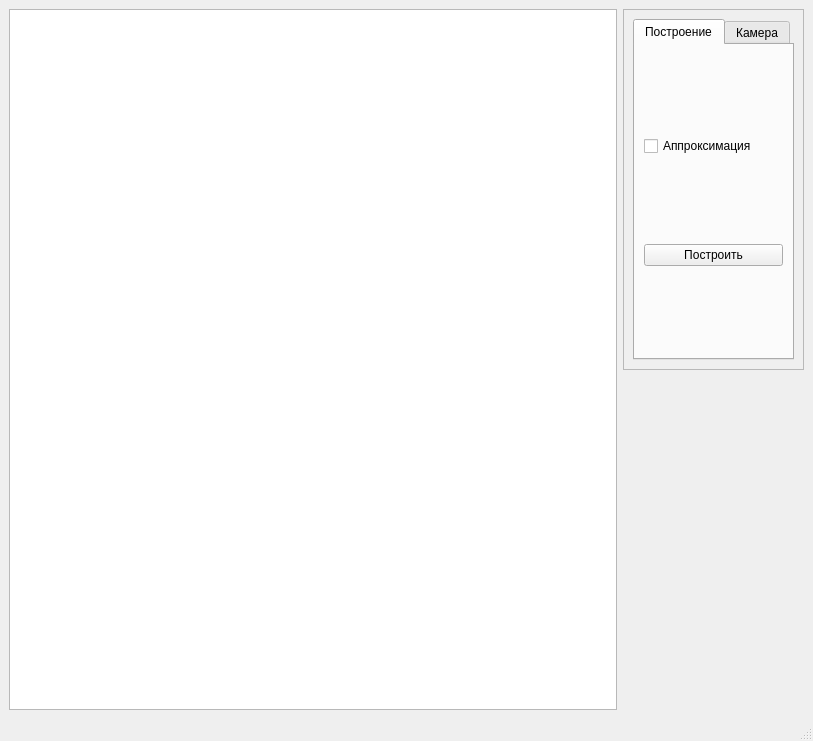
Above: ui/qt/design.ui from migregal/bmstu-iu7-cg-cp before the change. Below: the same form after it.
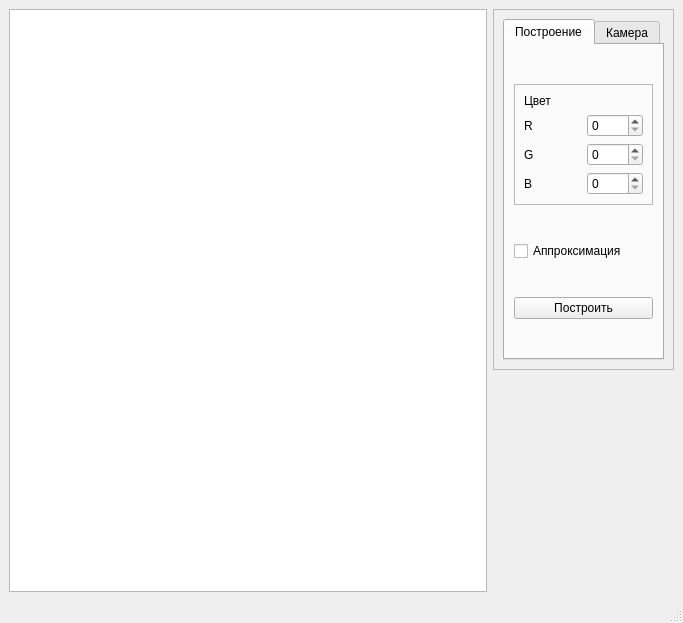
That is the form after the change.

What changed in the file:
```diff
--- a/ui/qt/design.ui
+++ b/ui/qt/design.ui
@@ -6,8 +6,8 @@
    <rect>
     <x>0</x>
     <y>0</y>
-    <width>813</width>
-    <height>741</height>
+    <width>683</width>
+    <height>623</height>
    </rect>
   </property>
   <property name="windowTitle">
@@ -35,6 +35,12 @@
       <layout class="QVBoxLayout" name="verticalLayout">
        <item>
         <widget class="QTabWidget" name="tabWidget">
+         <property name="sizePolicy">
+          <sizepolicy hsizetype="Fixed" vsizetype="Fixed">
+           <horstretch>0</horstretch>
+           <verstretch>0</verstretch>
+          </sizepolicy>
+         </property>
          <property name="currentIndex">
           <number>0</number>
          </property>
@@ -43,7 +49,7 @@
            <string>Построение</string>
           </attribute>
           <layout class="QGridLayout" name="gridLayout">
-           <item row="1" column="1">
+           <item row="3" column="2">
             <widget class="QPushButton" name="buildImageButton">
              <property name="sizePolicy">
               <sizepolicy hsizetype="Expanding" vsizetype="Fixed">
@@ -56,13 +62,86 @@
              </property>
             </widget>
            </item>
-           <item row="0" column="1">
+           <item row="2" column="2">
             <widget class="QCheckBox" name="approximateFractal">
              <property name="text">
               <string>Аппроксимация</string>
              </property>
             </widget>
            </item>
+           <item row="1" column="2">
+            <widget class="QFrame" name="frame_2">
+             <property name="sizePolicy">
+              <sizepolicy hsizetype="Preferred" vsizetype="Fixed">
+               <horstretch>0</horstretch>
+               <verstretch>0</verstretch>
+              </sizepolicy>
+             </property>
+             <property name="frameShape">
+              <enum>QFrame::StyledPanel</enum>
+             </property>
+             <property name="frameShadow">
+              <enum>QFrame::Raised</enum>
+             </property>
+             <layout class="QGridLayout" name="gridLayout_3">
+              <item row="1" column="0">
+               <widget class="QLabel" name="label_11">
+                <property name="text">
+                 <string>R</string>
+                </property>
+               </widget>
+              </item>
+              <item row="3" column="1">
+               <widget class="QSpinBox" name="colorB">
+                <property name="maximum">
+                 <number>255</number>
+                </property>
+               </widget>
+              </item>
+              <item row="3" column="0">
+               <widget class="QLabel" name="label_13">
+                <property name="text">
+                 <string>B</string>
+                </property>
+               </widget>
+              </item>
+              <item row="2" column="1">
+               <widget class="QSpinBox" name="colorG">
+                <property name="maximum">
+                 <number>255</number>
+                </property>
+               </widget>
+              </item>
+              <item row="1" column="1">
+               <widget class="QSpinBox" name="colorR">
+                <property name="maximum">
+                 <number>255</number>
+                </property>
+               </widget>
+              </item>
+              <item row="2" column="0">
+               <widget class="QLabel" name="label_12">
+                <property name="text">
+                 <string>G</string>
+                </property>
+               </widget>
+              </item>
+              <item row="0" column="0" colspan="2">
+               <widget class="QLabel" name="label_10">
+                <property name="sizePolicy">
+                 <sizepolicy hsizetype="Preferred" vsizetype="Fixed">
+                  <horstretch>0</horstretch>
+                  <verstretch>0</verstretch>
+                 </sizepolicy>
+                </property>
+                <property name="text">
+                 <string>Цвет</string>
+                </property>
+               </widget>
+              </item>
+             </layout>
+            </widget>
+           </item>
           </layout>
          </widget>
          <widget class="QWidget" name="tab_2">
```
Left out of the diff: 6 changed lines with no effect on the pictures.
